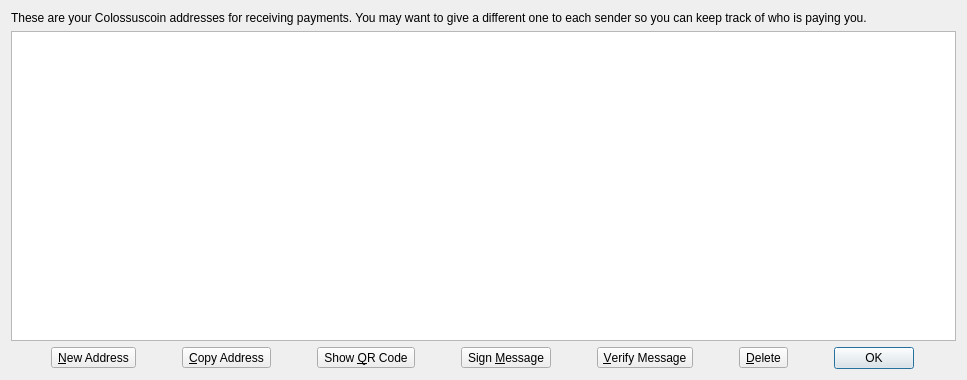
First picture: the form in src/qt/forms/addressbookpage.ui, repository Crestington/Test7, before the edit.
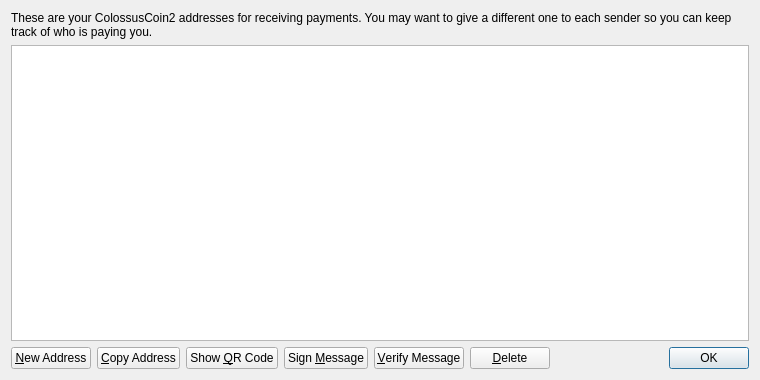
Second picture: the form after the edit. Icons and pictures are not drawn.

Patch:
```diff
--- a/src/qt/forms/addressbookpage.ui
+++ b/src/qt/forms/addressbookpage.ui
@@ -6,27 +6,18 @@
    <rect>
     <x>0</x>
     <y>0</y>
-    <width>967</width>
+    <width>760</width>
     <height>380</height>
    </rect>
   </property>
-  <property name="sizePolicy">
-   <sizepolicy hsizetype="Preferred" vsizetype="Preferred">
-    <horstretch>0</horstretch>
-    <verstretch>0</verstretch>
-   </sizepolicy>
-  </property>
   <property name="windowTitle">
    <string>Address Book</string>
   </property>
   <layout class="QVBoxLayout" name="verticalLayout">
-   <property name="sizeConstraint">
-    <enum>QLayout::SetDefaultConstraint</enum>
-   </property>
    <item>
     <widget class="QLabel" name="labelExplanation">
      <property name="text">
-      <string>These are your Colossuscoin addresses for receiving payments. You may want to give a different one to each sender so you can keep track of who is paying you.</string>
+      <string>These are your ColossusCoin2 addresses for receiving payments. You may want to give a different one to each sender so you can keep track of who is paying you.</string>
      </property>
      <property name="textFormat">
       <enum>Qt::PlainText</enum>
@@ -67,7 +58,7 @@
    <item>
     <layout class="QHBoxLayout" name="horizontalLayout">
      <item>
-      <widget class="QToolButton" name="newAddressButton">
+      <widget class="QPushButton" name="newAddressButton">
        <property name="toolTip">
         <string>Create a new address</string>
        </property>
@@ -76,15 +67,12 @@
        </property>
        <property name="icon">
         <iconset resource="../bitcoin.qrc">
-         <normaloff>:/icons/add_white</normaloff>:/icons/add_white</iconset>
-       </property>
-       <property name="toolButtonStyle">
-        <enum>Qt::ToolButtonTextBesideIcon</enum>
+         <normaloff>:/icons/add</normaloff>:/icons/add</iconset>
        </property>
       </widget>
      </item>
      <item>
-      <widget class="QToolButton" name="copyToClipboard">
+      <widget class="QPushButton" name="copyToClipboard">
        <property name="toolTip">
         <string>Copy the currently selected address to the system clipboard</string>
        </property>
@@ -95,13 +83,10 @@
         <iconset resource="../bitcoin.qrc">
          <normaloff>:/icons/editcopy</normaloff>:/icons/editcopy</iconset>
        </property>
-       <property name="toolButtonStyle">
-        <enum>Qt::ToolButtonTextBesideIcon</enum>
-       </property>
       </widget>
      </item>
      <item>
-      <widget class="QToolButton" name="showQRCode">
+      <widget class="QPushButton" name="showQRCode">
        <property name="text">
         <string>Show &amp;QR Code</string>
        </property>
@@ -109,13 +94,10 @@
         <iconset resource="../bitcoin.qrc">
          <normaloff>:/icons/qrcode</normaloff>:/icons/qrcode</iconset>
        </property>
-       <property name="toolButtonStyle">
-        <enum>Qt::ToolButtonTextBesideIcon</enum>
-       </property>
       </widget>
      </item>
      <item>
-      <widget class="QToolButton" name="signMessage">
+      <widget class="QPushButton" name="signMessage">
        <property name="toolTip">
         <string>Sign a message to prove you own a Colossuscoin address</string>
        </property>
@@ -126,13 +108,10 @@
         <iconset resource="../bitcoin.qrc">
          <normaloff>:/icons/edit</normaloff>:/icons/edit</iconset>
        </property>
-       <property name="toolButtonStyle">
-        <enum>Qt::ToolButtonTextBesideIcon</enum>
-       </property>
       </widget>
      </item>
      <item>
-      <widget class="QToolButton" name="verifyMessage">
+      <widget class="QPushButton" name="verifyMessage">
        <property name="toolTip">
         <string>Verify a message to ensure it was signed with a specified Colossuscoin address</string>
        </property>
@@ -141,15 +120,12 @@
        </property>
        <property name="icon">
         <iconset resource="../bitcoin.qrc">
-         <normaloff>:/icons/questionmark</normaloff>:/icons/questionmark</iconset>
-       </property>
-       <property name="toolButtonStyle">
-        <enum>Qt::ToolButtonTextBesideIcon</enum>
+         <normaloff>:/icons/transaction_0</normaloff>:/icons/transaction_0</iconset>
        </property>
       </widget>
      </item>
      <item>
-      <widget class="QToolButton" name="deleteButton">
+      <widget class="QPushButton" name="deleteButton">
        <property name="toolTip">
         <string>Delete the currently selected address from the list</string>
        </property>
@@ -160,11 +136,21 @@
         <iconset resource="../bitcoin.qrc">
          <normaloff>:/icons/remove</normaloff>:/icons/remove</iconset>
        </property>
-       <property name="toolButtonStyle">
-        <enum>Qt::ToolButtonTextBesideIcon</enum>
-       </property>
       </widget>
      </item>
+     <item>
+      <spacer name="horizontalSpacer">
+       <property name="orientation">
+        <enum>Qt::Horizontal</enum>
+       </property>
+       <property name="sizeHint" stdset="0">
+        <size>
+         <width>40</width>
+         <height>20</height>
+        </size>
+       </property>
+      </spacer>
+     </item>
      <item>
       <widget class="QDialogButtonBox" name="buttonBox">
        <property name="sizePolicy">
```
Left out of the diff: 4 changed lines with no effect on the pictures.
